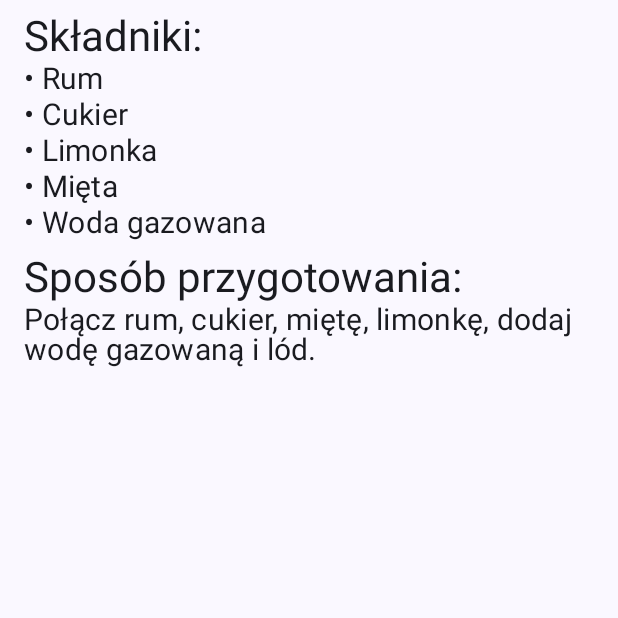
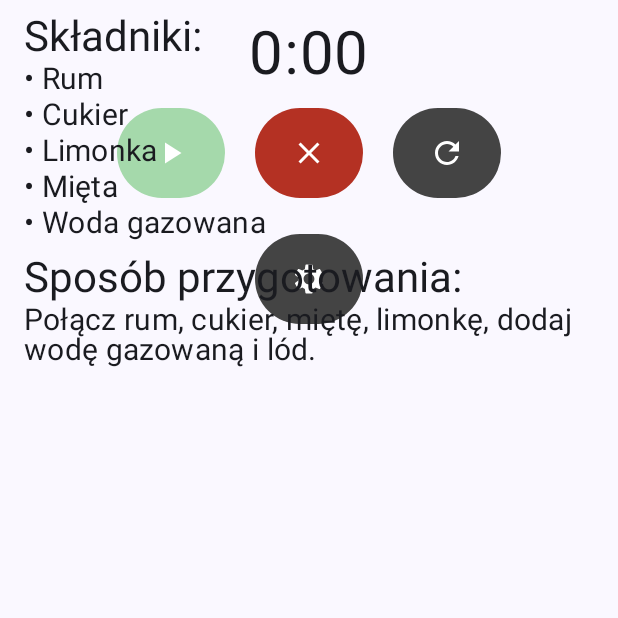
Before and after one commit to Dunnnan/Cocktails, an Android app built with Jetpack Compose: the composable CocktailDetail called with sample values from the repository, on a phone screen of 412 x 824 dp, the top half of it. Run offline under Robolectric (Android 15) with nearby library versions, the phone set to English and light mode, and no system bars; pictures from the network do not load.

Commit message:
Timer added

```diff
--- a/app/src/main/java/com/example/koktajle/MainActivity.kt
+++ b/app/src/main/java/com/example/koktajle/MainActivity.kt
@@ -104,6 +104,8 @@ fun CocktailListItem(cocktail: Cocktail, expandedCocktail: String?, onCocktailCl
 
 @Composable
 fun CocktailDetail(cocktail: Cocktail) {
+    timerElement();
+
     Column(modifier = Modifier.padding(start = 16.dp, end = 16.dp, bottom = 16.dp)) {
         Spacer(modifier = Modifier.height(8.dp))
 
@@ -112,6 +114,7 @@ fun CocktailDetail(cocktail: Cocktail) {
 
         val headerSize = if (isLandscape) 40.sp else 28.sp
         val textSize = if (isLandscape) 32.sp else 20.sp
+
 
         Text(text = "Składniki:", style = MaterialTheme.typography.headlineSmall.copy(fontSize = headerSize))
         cocktail.ingredients.forEach { ingredient ->
--- /dev/null
+++ b/app/src/main/java/com/example/koktajle/TimerActivity.kt
@@ -0,0 +1,149 @@
+    package com.example.koktajle
+
+    import android.graphics.Color.rgb
+    import androidx.compose.foundation.layout.Arrangement
+    import androidx.compose.foundation.layout.Box
+    import androidx.compose.foundation.layout.fillMaxWidth
+    import androidx.compose.foundation.layout.padding
+    import androidx.compose.material3.Button
+    import androidx.compose.runtime.Composable
+    import androidx.compose.runtime.LaunchedEffect
+    import androidx.compose.runtime.mutableStateOf
+    import androidx.compose.runtime.rememberCoroutineScope
+    import androidx.compose.ui.Alignment
+    import androidx.compose.ui.Modifier
+    import androidx.compose.ui.unit.dp
+    import androidx.compose.ui.unit.sp
+
+    import androidx.compose.foundation.layout.*
+    import androidx.compose.material.icons.Icons
+    import androidx.compose.material.icons.filled.PlayArrow
+    import androidx.compose.material.icons.filled.Settings
+    import androidx.compose.material.icons.sharp.Clear
+    import androidx.compose.material.icons.sharp.Refresh
+    import androidx.compose.material3.*
+    import androidx.compose.runtime.*
+    import androidx.compose.ui.graphics.Color
+    import kotlinx.coroutines.delay
+
+    val buttonHeight = 60.dp;
+    val buttonWidth = 80.dp;
+    val paddingSize = 12.dp
+
+    @Composable
+    fun timerElement() {
+        var minutes by remember { mutableIntStateOf(0) }
+        var seconds by remember { mutableIntStateOf(0) }
+
+        var isRunning by remember { mutableStateOf(false) };
+        var isPicking by remember { mutableStateOf(false) }
+
+        var coroutineScope = rememberCoroutineScope();
+
+        LaunchedEffect(isRunning) {
+            while (isRunning && (minutes > 0 || seconds > 0)) {
+                delay(1000L)
+                if (seconds - 1 < 0) {
+                    seconds = 59;
+                    minutes--;
+                } else {
+                    seconds--;
+                }
+            }
+            isRunning = false;
+        }
+
+        Column(
+            horizontalAlignment = Alignment.CenterHorizontally,
+            verticalArrangement = Arrangement.Center,
+            modifier = Modifier
+                .fillMaxWidth()
+                .padding(paddingSize)
+        ) {
+
+            if (seconds < 10) Text("$minutes:0$seconds", fontSize = 40.sp)
+            else Text("$minutes:$seconds", fontSize = 40.sp)
+
+            if (isPicking and !isRunning) {
+                Column(horizontalAlignment = Alignment.CenterHorizontally) {
+                    Text("Minutes: ${minutes}")
+                    Slider(
+                        value = minutes.toFloat(),
+                        onValueChange = { minutes = it.toInt() },
+                        valueRange = 0f..59f,
+                        steps = 59,
+                        modifier = Modifier.padding(horizontal = 32.dp)
+                    )
+
+                    Text("Seconds: ${seconds}")
+                    Slider(
+                        value = seconds.toFloat(),
+                        onValueChange = { seconds = it.toInt() },
+                        valueRange = 0f..59f,
+                        steps = 59,
+                        modifier = Modifier.padding(horizontal = 32.dp)
+                    )
+                }
+            }
+
+            Row(
+                horizontalArrangement = Arrangement.spacedBy(20.dp),
+                modifier = Modifier
+                    .padding(paddingSize)
+            ) {
+                Button(
+                    onClick = { isRunning = true; isPicking = false },
+                    colors = ButtonDefaults.buttonColors(Color(165, 217, 171)),
+                    modifier = Modifier
+                        .height(buttonHeight)
+                ) {
+                    Icon(
+                        imageVector = Icons.Filled.PlayArrow,
+                        contentDescription = "Start"
+                    )
+                }
+
+                Button(
+                    onClick = { isRunning = false; isPicking = false },
+                    colors = ButtonDefaults.buttonColors(Color(180, 49, 35)),
+                    modifier = Modifier
+                        .height(buttonHeight)
+                ) {
+                    Icon(
+                        imageVector = Icons.Sharp.Clear,
+                        contentDescription = "Stop"
+                    )
+                }
+
+                Button(
+                    onClick = { isRunning = false; minutes = 0; seconds = 0; isPicking = false },
+                    colors = ButtonDefaults.buttonColors(Color.DarkGray),
+                    modifier = Modifier
+                        .height(buttonHeight)
+                ) {
+                    Icon(
+                        imageVector = Icons.Sharp.Refresh,
+                        contentDescription = "Stop"
+                    )
+                }
+            }
+
+            Row(
+                horizontalArrangement = Arrangement.spacedBy(20.dp),
+                modifier = Modifier
+                    .padding(paddingSize)
+            ) {
+                Button(
+                    onClick = { isPicking = !isPicking },
+                    colors = ButtonDefaults.buttonColors(Color.DarkGray),
+                    modifier = Modifier
+                        .height(buttonHeight)
+                ) {
+                    Icon(
+                        imageVector = Icons.Filled.Settings,
+                        contentDescription = "Start"
+                    )
+                }
+            }
+        }
+    }
```
